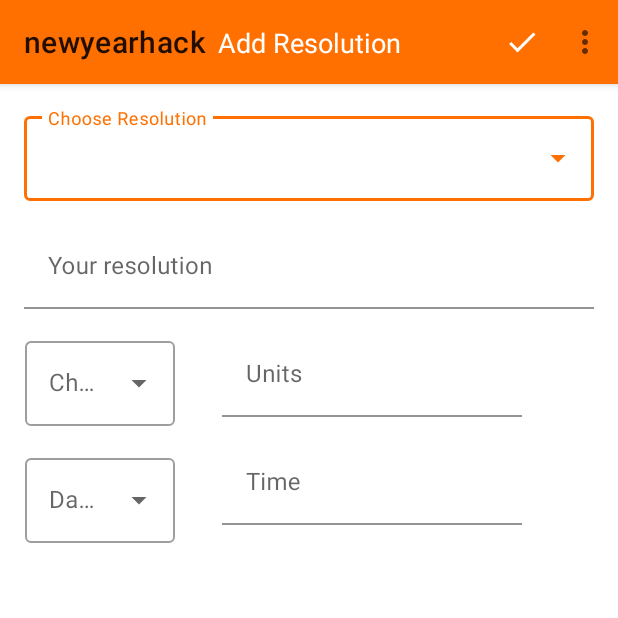
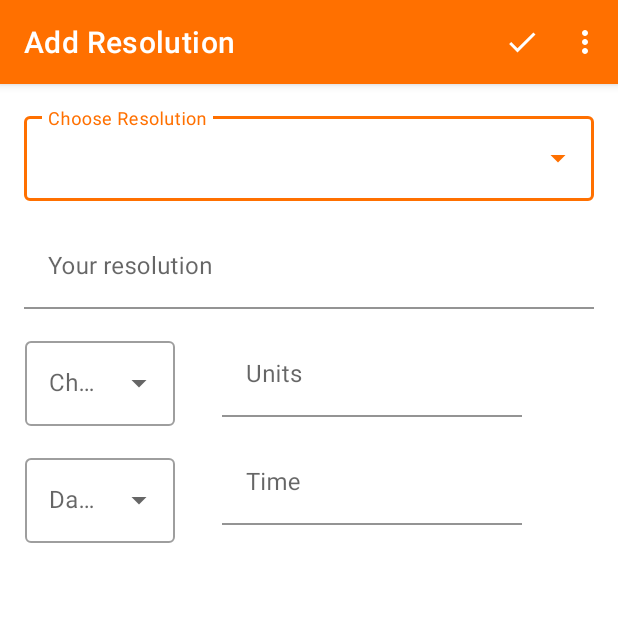
Before and after one commit to Horizon733/newyearhack, an Android app: the AddResolutionActivity screen opened directly, with no data from a screen before it, on a phone screen of 412 x 824 dp, the top half of it. Run offline under Robolectric (Android 15) with nearby library versions, the phone set to English and light mode, and no system bars.

Commit message:
added Dashboard functions and Resolution

```diff
--- a/app/build.gradle
+++ b/app/build.gradle
@@ -38,6 +38,7 @@ dependencies {
     implementation 'androidx.legacy:legacy-support-v4:1.0.0'
     implementation 'androidx.preference:preference:1.1.1'
     testImplementation 'junit:junit:4.12'
+    implementation 'io.radar:sdk:3.0.0'
     androidTestImplementation 'androidx.test.ext:junit:1.1.2'
     androidTestImplementation 'androidx.test.espresso:espresso-core:3.3.0'
     implementation 'com.google.android.material:material:1.2.1'
--- a/app/src/main/res/layout/activity_add_resolution.xml
+++ b/app/src/main/res/layout/activity_add_resolution.xml
@@ -5,28 +5,7 @@
     android:layout_width="match_parent"
     android:layout_height="match_parent"
     tools:context=".AddResolutionActivity">
-<com.google.android.material.appbar.AppBarLayout
-    android:id="@+id/appbar_add_res"
-    android:layout_width="match_parent"
-    android:layout_height="?actionBarSize"
-    app:layout_constraintStart_toStartOf="parent"
-    app:layout_constraintEnd_toEndOf="parent"
-    app:layout_constraintTop_toTopOf="parent">
-    <androidx.appcompat.widget.Toolbar
-        android:id="@+id/toolbar"
-        android:layout_width="match_parent"
-        android:layout_height="?actionBarSize">
-        <TextView
-            android:layout_width="wrap_content"
-            android:layout_height="wrap_content"
-            android:text="Add Resolution"
-            android:textColor="@android:color/white"
-            android:layout_margin="16dp"
-            android:textSize="18sp"
-            android:layout_gravity="start"/>
-    </androidx.appcompat.widget.Toolbar>
 
-</com.google.android.material.appbar.AppBarLayout>
     <com.google.android.material.textfield.TextInputLayout
         android:id="@+id/resolution_drop_down"
         style="@style/Widget.MaterialComponents.TextInputLayout.OutlinedBox.ExposedDropdownMenu"
@@ -37,7 +16,7 @@
         app:hintTextColor="@color/colorPrimary"
         app:layout_constraintStart_toStartOf="parent"
         app:layout_constraintEnd_toEndOf="parent"
-        app:layout_constraintTop_toBottomOf="@id/appbar_add_res" >
+        app:layout_constraintTop_toTopOf="parent" >
 
         <AutoCompleteTextView
             android:id="@+id/productWeightUnitDropdown"
--- a/app/src/main/res/layout/resolution_item_list.xml
+++ b/app/src/main/res/layout/resolution_item_list.xml
@@ -9,7 +9,7 @@
         android:layout_width="150dp"
         android:layout_height="200dp"
         android:layout_margin="16dp"
-        app:shapeAppearanceOverlay="ShapeAppearanceOverlay.MyApp.MaterialCardView"
+        app:shapeAppearanceOverlay="@style/ShapeAppearanceOverlay.MyApp.MaterialCardView"
         android:backgroundTint="@color/colorPrimary">
         <androidx.constraintlayout.widget.ConstraintLayout
             android:layout_width="match_parent"
--- a/app/src/main/res/values/strings.xml
+++ b/app/src/main/res/values/strings.xml
@@ -21,4 +21,5 @@
     <string name="attachment_summary_on">Automatically download attachments for incoming emails
     </string>
     <string name="attachment_summary_off">Only download attachments when manually requested</string>
+    <string name="add_resolution">Add Resolution</string>
 </resources>
--- a/app/src/main/res/values/styles.xml
+++ b/app/src/main/res/values/styles.xml
@@ -1,6 +1,12 @@
 <resources>
     <!-- Base application theme. -->
     <style name="AppTheme" parent="Theme.MaterialComponents.Light.NoActionBar">
+        <!-- Customize your theme here. -->
+        <item name="colorPrimary">@color/colorPrimary</item>
+        <item name="colorPrimaryDark">@color/colorPrimaryDark</item>
+        <item name="colorAccent">@color/colorAccent</item>
+    </style>
+    <style name="AppTheme2" parent="Theme.MaterialComponents.Light.DarkActionBar">
         <!-- Customize your theme here. -->
         <item name="colorPrimary">@color/colorPrimary</item>
         <item name="colorPrimaryDark">@color/colorPrimaryDark</item>
```
Also changed, not shown: app/src/main/AndroidManifest.xml (+4 -6 lines), app/src/main/java/com/example/newyearhack/AddResolutionActivity.kt (+24 -22 lines).
